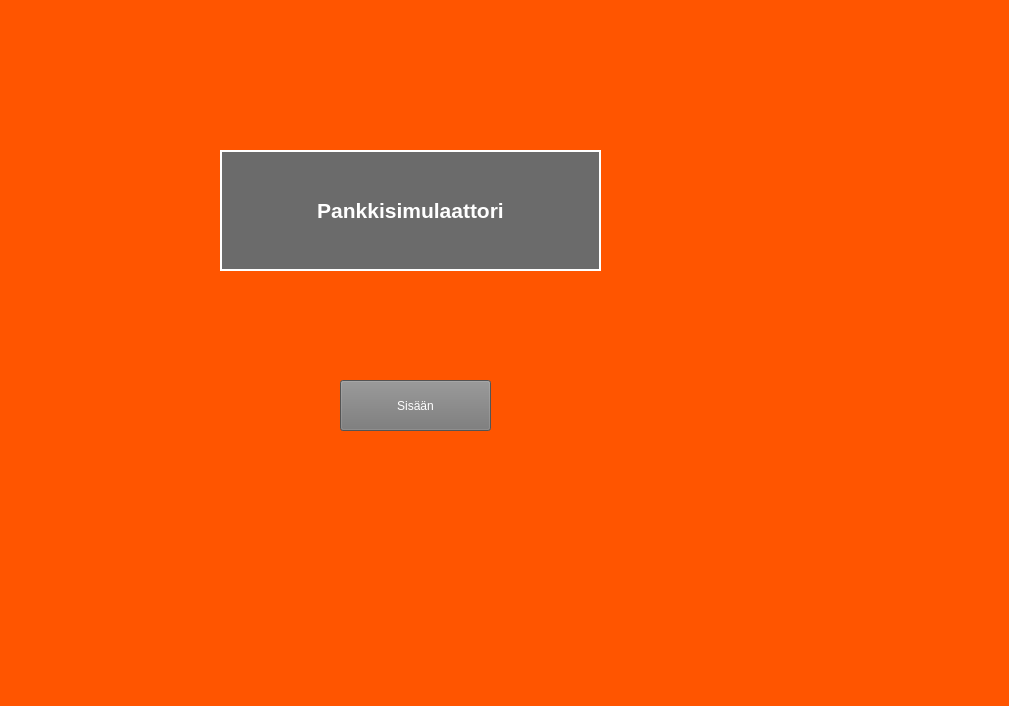
First picture: the form in frontend/mainwindow.ui, repository 22kmo-project/group_8, before the edit.
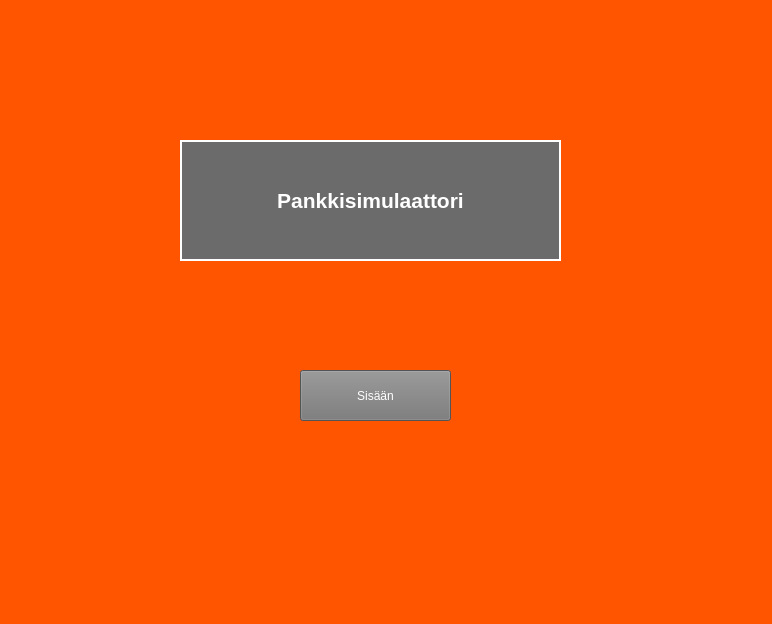
Second picture: the form after the edit.

```diff
--- a/frontend/mainwindow.ui
+++ b/frontend/mainwindow.ui
@@ -6,8 +6,8 @@
    <rect>
     <x>0</x>
     <y>0</y>
-    <width>1009</width>
-    <height>706</height>
+    <width>772</width>
+    <height>624</height>
    </rect>
   </property>
   <property name="windowTitle">
@@ -20,8 +20,8 @@
    <widget class="QLabel" name="labelWelcome">
     <property name="geometry">
      <rect>
-      <x>220</x>
-      <y>150</y>
+      <x>180</x>
+      <y>140</y>
       <width>381</width>
       <height>121</height>
      </rect>
@@ -233,6 +233,9 @@
       <underline>false</underline>
      </font>
     </property>
+    <property name="autoFillBackground">
+     <bool>false</bool>
+    </property>
     <property name="styleSheet">
      <string notr="true">color: rgb(255, 255, 255);
 background-color: rgb(107, 107, 107);
@@ -266,12 +269,18 @@
    <widget class="QPushButton" name="btnSisaan">
     <property name="geometry">
      <rect>
-      <x>340</x>
-      <y>380</y>
+      <x>300</x>
+      <y>370</y>
       <width>151</width>
       <height>51</height>
      </rect>
     </property>
+    <property name="layoutDirection">
+     <enum>Qt::LeftToRight</enum>
+    </property>
+    <property name="autoFillBackground">
+     <bool>false</bool>
+    </property>
     <property name="styleSheet">
      <string notr="true">color: rgb(255, 255, 255);
 background-color: rgb(118, 118, 118);</string>
```
Left out of the diff: 2 changed lines with no effect on the pictures.
